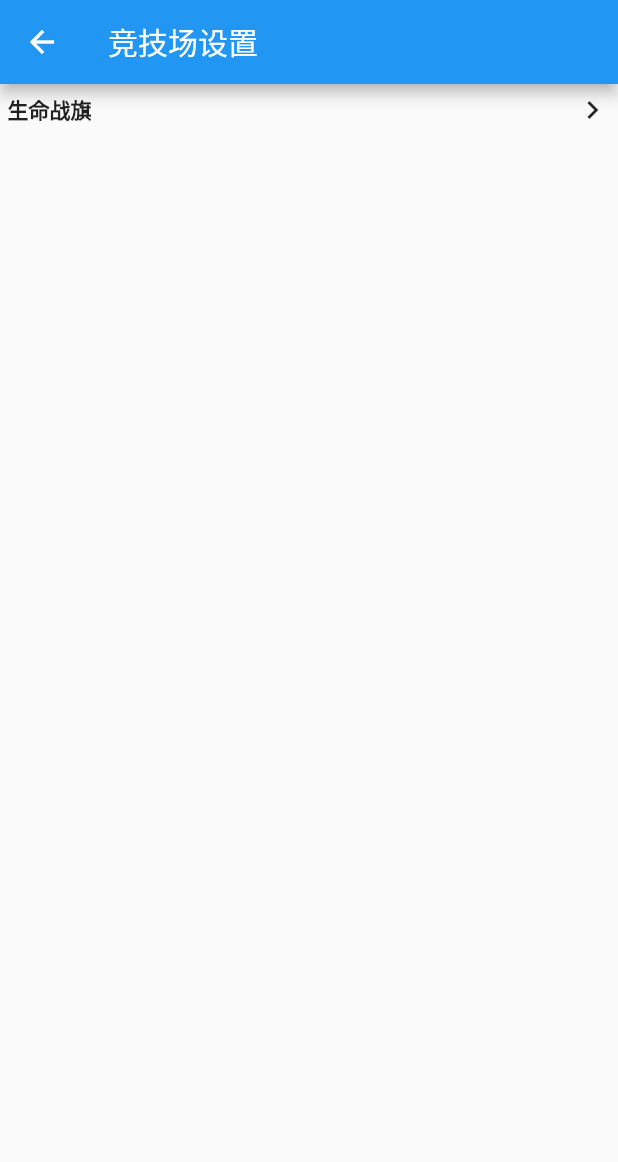
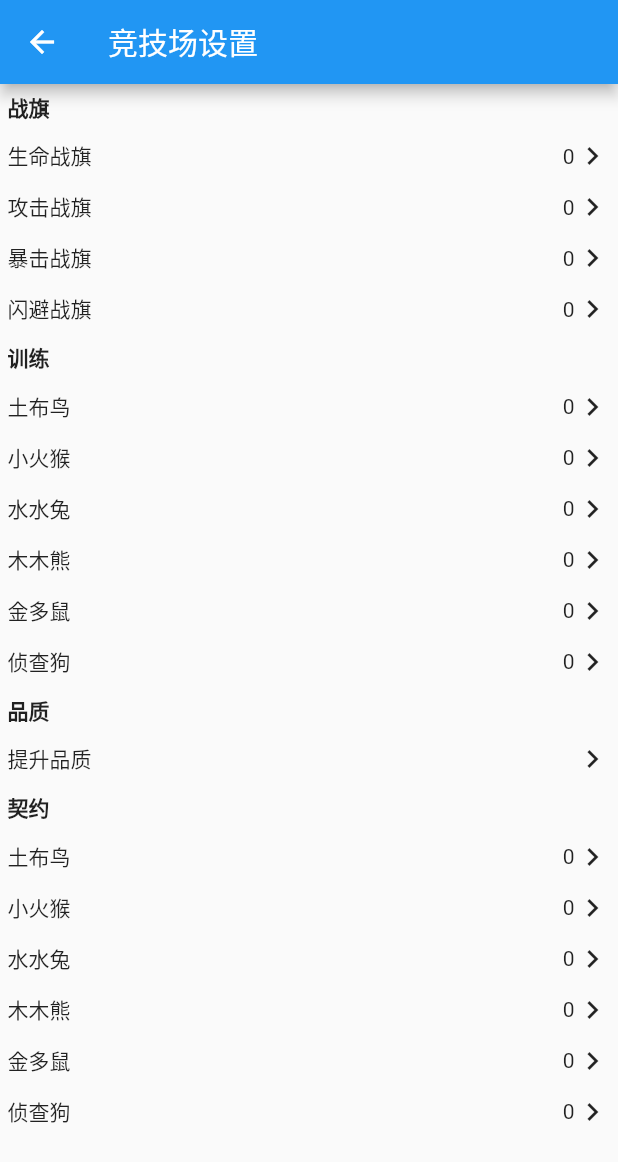
Before and after one commit to hengkx/KXRoseFZApp, a Flutter app: the TalentPKSetting screen opened by its route, on a phone screen of 412 x 824 dp. Shown: the top 1162 px of the screen. Run offline on Flutter 3.47's test engine with Material 2 defaults, Android fonts, the phone set to English and light mode, and no system bars; our stand-ins replace dio, flutter_slidable, package_info, shared_preferences, sqflite; missing offline and left inert: firebase_admob, flutter_webview_plugin, gbk2utf8, lpinyin; accounts and stored records are empty; generated files the repository leaves out were written again; network calls fail; statements that could not run were skipped.

Commit message:
竞技场

```diff
--- a/lib/global.dart
+++ b/lib/global.dart
@@ -213,7 +213,7 @@ class Global {
         .where((xe) => xe.getAttribute("id") == "$id")
         .toList();
     if (res.length == 0) {
-      res = Global.config['roseConfig']
+      res = Global.config['rose']
           .findAllElements("item")
           .where((xe) => xe.getAttribute("id") == "$id")
           .toList();
--- a/lib/pages/settings/talent_pk.dart
+++ b/lib/pages/settings/talent_pk.dart
@@ -3,6 +3,22 @@ import 'package:flutter/widgets.dart';
 import 'package:rose_fz/global.dart';
 import 'package:rose_fz/models/flower.dart';
 import 'package:rose_fz/widgets/picker.dart';
+
+final List<PickerItem> warFlags = [
+  PickerItem(value: 1, text: '生命战旗'),
+  PickerItem(value: 2, text: '攻击战旗'),
+  PickerItem(value: 3, text: '暴击战旗'),
+  PickerItem(value: 4, text: '闪避战旗'),
+];
+
+final List<PickerItem> trainPets = [
+  PickerItem(value: 5, text: '土布鸟'),
+  PickerItem(value: 1, text: '小火猴'),
+  PickerItem(value: 2, text: '水水兔'),
+  PickerItem(value: 3, text: '木木熊'),
+  PickerItem(value: 4, text: '金多鼠'),
+  PickerItem(value: 6, text: '侦查狗'),
+];
 
 class TalentPKSetting extends StatefulWidget {
   @override
@@ -13,12 +29,16 @@ class TalentPKSetting extends StatefulWidget {
 
 class _TalentPKSettingState extends State<TalentPKSetting> {
   List<PickerItem> pickerItems = [];
+  List<PickerItem> trainPetPickerItems = [];
 
   @override
   void initState() {
     super.initState();
     for (var i = 0; i < 4; i++) {
       pickerItems.add(PickerItem(text: i.toString(), value: i));
+    }
+    for (var i = 0; i < 3; i++) {
+      trainPetPickerItems.add(PickerItem(text: i.toString(), value: i));
     }
     init();
   }
@@ -27,55 +47,149 @@ class _TalentPKSettingState extends State<TalentPKSetting> {
     await Global.init();
   }
 
-  var plantTypes = ['土盆', '水盆', '仙盆'];
-
-  getPlantInfo(int index) {
-    int id;
-    if (index == 0) {
-      id = Global.userConfig.earthrPlant;
-    } else if (index == 1) {
-      id = Global.userConfig.waterPlant;
-    } else if (index == 2) {
-      id = Global.userConfig.hangPlant;
-    }
-    if (id != null) {
-      return Global.getFlowerInfoById(id).name;
-    }
-    return '未设置';
+  handleWarFlagChange(int index, PickerItem item) {
+    setState(() {
+      Global.userConfig.warFlags[index] = item?.value ?? 0;
+      Global.saveUserConfig();
+    });
   }
 
-  setPlant(Flower flower, int index) {
-    if (index == 0) {
-      Global.userConfig.earthrPlant = flower.plantId;
-    }
-    if (index == 1) {
-      Global.userConfig.waterPlant = flower.plantId;
-    }
-    if (index == 2) {
-      return Global.userConfig.hangPlant = flower.plantId;
-    }
-    Global.saveUserConfig();
-    setState(() {});
+  handlePetChange(int index, PickerItem item) {
+    setState(() {
+      Global.userConfig.trainPets[index] = item?.value ?? 0;
+      Global.saveUserConfig();
+    });
   }
 
-  handleSelect(PickerItem item) {
-    print(item.text);
+  handleContactPetChange(int index, PickerItem item) {
+    setState(() {
+      Global.userConfig.contractPets[index] = item?.value ?? 0;
+      Global.saveUserConfig();
+    });
+  }
+
+  handleQualityChange(PickerItem item) {
+    setState(() {
+      Global.userConfig.quality = item?.value;
+      Global.saveUserConfig();
+    });
   }
 
   @override
   Widget build(BuildContext context) {
+    List<Widget> items = [];
+    items.add(Container(
+      margin: EdgeInsets.all(5),
+      child: Row(
+        children: <Widget>[
+          Expanded(
+            child: Row(
+              children: <Widget>[
+                Text(
+                  '战旗',
+                  style: TextStyle(
+                    fontWeight: FontWeight.bold,
+                  ),
+                ),
+              ],
+            ),
+          ),
+        ],
+      ),
+    ));
+    warFlags.forEach((item) {
+      items.add(Picker(
+        label: item.text,
+        items: pickerItems,
+        value: Global.userConfig.warFlags[item.value] ?? 0,
+        onChange: (val) => handleWarFlagChange(item.value, val),
+      ));
+    });
+    items.add(Container(
+      margin: EdgeInsets.all(5),
+      child: Row(
+        children: <Widget>[
+          Expanded(
+            child: Row(
+              children: <Widget>[
+                Text(
+                  '训练',
+                  style: TextStyle(
+                    fontWeight: FontWeight.bold,
+                  ),
+                ),
+              ],
+            ),
+          ),
+        ],
+      ),
+    ));
+    trainPets.forEach((item) {
+      items.add(Picker(
+        label: item.text,
+        items: trainPetPickerItems,
+        value: Global.userConfig.trainPets[item.value] ?? 0,
+        onChange: (val) => handlePetChange(item.value, val),
+      ));
+    });
+    items.add(Container(
+      margin: EdgeInsets.all(5),
+      child: Row(
+        children: <Widget>[
+          Expanded(
+            child: Row(
+              children: <Widget>[
+                Text(
+                  '品质',
+                  style: TextStyle(
+                    fontWeight: FontWeight.bold,
+                  ),
+                ),
+              ],
+            ),
+          ),
+        ],
+      ),
+    ));
+    items.add(Picker(
+      label: '提升品质',
+      items: trainPets,
+      value: Global.userConfig.quality,
+      onChange: handleQualityChange,
+    ));
+    items.add(Container(
+      margin: EdgeInsets.all(5),
+      child: Row(
+        children: <Widget>[
+          Expanded(
+            child: Row(
+              children: <Widget>[
+                Text(
+                  '契约',
+                  style: TextStyle(
+                    fontWeight: FontWeight.bold,
+                  ),
+                ),
+              ],
+            ),
+          ),
+        ],
+      ),
+    ));
+    trainPets.forEach((item) {
+      items.add(Picker(
+        label: item.text,
+        items: pickerItems,
+        value: Global.userConfig.contractPets[item.value] ?? 0,
+        onChange: (val) => handleContactPetChange(item.value, val),
+      ));
+    });
     return Scaffold(
       appBar: AppBar(
         title: Text("竞技场设置"),
       ),
       body: ListView(
-        children: <Widget>[
-          Picker(
-            label: '生命战旗',
-            items: pickerItems,
-            onSelect: handleSelect,
-          ),
-        ],
+        children: items,
       ),
     );
   }
--- a/lib/user_config.dart
+++ b/lib/user_config.dart
@@ -4,12 +4,35 @@ part 'user_config.g.dart';
 
 @JsonSerializable()
 class UserConfig {
+  /// 加速化肥
   final List<SpeedFertilizer> speeds;
+
+  /// 战旗
+
+  @JsonKey(defaultValue: {})
+  Map<int, int> warFlags;
+
+  /// 宝宝训练
+  @JsonKey(defaultValue: {})
+  Map<int, int> trainPets;
+
+  /// 宝宝契约
+  @JsonKey(defaultValue: {})
+  Map<int, int> contractPets;
+
+  /// 提升品质
+  int quality;
+
+  /// 土盆种植
   int earthrPlant;
+
+  /// 水盆种植
   int waterPlant;
+
+  /// 仙盆种植
   int hangPlant;
 
-  UserConfig({this.speeds});
+  UserConfig({this.speeds, this.warFlags});
 
   factory UserConfig.fromJson(Map<String, dynamic> json) =>
       _$UserConfigFromJson(json);
--- a/lib/widgets/picker.dart
+++ b/lib/widgets/picker.dart
@@ -15,24 +15,35 @@ typedef PickerCallback = void Function(PickerItem item);
 class Picker extends StatefulWidget {
   final String label;
   final List<PickerItem> items;
-  final PickerCallback onSelect;
+  final ValueChanged<PickerItem> onChange;
+  final dynamic value;
 
-  Picker({this.label, this.items, this.onSelect});
+  Picker({
+    Key key,
+    this.label,
+    this.items,
+    @required this.value,
+    @required this.onChange,
+  }) : super(key: key);
 
   @override
   _PickerState createState() {
     return new _PickerState(
-        label: this.label, items: this.items, onSelect: this.onSelect);
+      label: this.label,
+      items: this.items,
+      value: this.value,
+      onChange: this.onChange,
+    );
   }
 }
 
 class _PickerState extends State<Picker> {
   final List<PickerItem> items;
   final String label;
-  final PickerCallback onSelect;
-  dynamic selectValue;
+  final ValueChanged<PickerItem> onChange;
+  dynamic value;
 
-  _PickerState({this.label, this.items, this.onSelect});
+  _PickerState({this.label, this.items, this.value, this.onChange});
 
   @override
   void initState() {
@@ -76,12 +87,12 @@ class _PickerState extends State<Picker> {
     ).then((item) {
       setState(() {
         if (item != null) {
-          selectValue = item.value;
+          value = item.value;
         } else {
-          selectValue = null;
+          value = null;
         }
       });
-      onSelect(item);
+      onChange(item);
     });
   }
 
@@ -96,18 +107,13 @@ class _PickerState extends State<Picker> {
             Expanded(
               child: Row(
                 children: <Widget>[
-                  Text(
-                    label,
-                    style: TextStyle(
-                      fontWeight: FontWeight.bold,
-                    ),
-                  ),
+                  Text(label),
                 ],
               ),
             ),
             Text(
               items
-                      .firstWhere((item) => item.value == selectValue,
+                      .firstWhere((item) => item.value == value,
                           orElse: () => null)
                       ?.text ??
                   '',
```
Also changed, not shown: lib/models/responses/talent_pk_response.dart (+16 -12 lines), lib/pages/talent_pk.dart (+69 -10 lines), lib/models/responses/talent_pk_response.g.dart, lib/user_config.g.dart.
